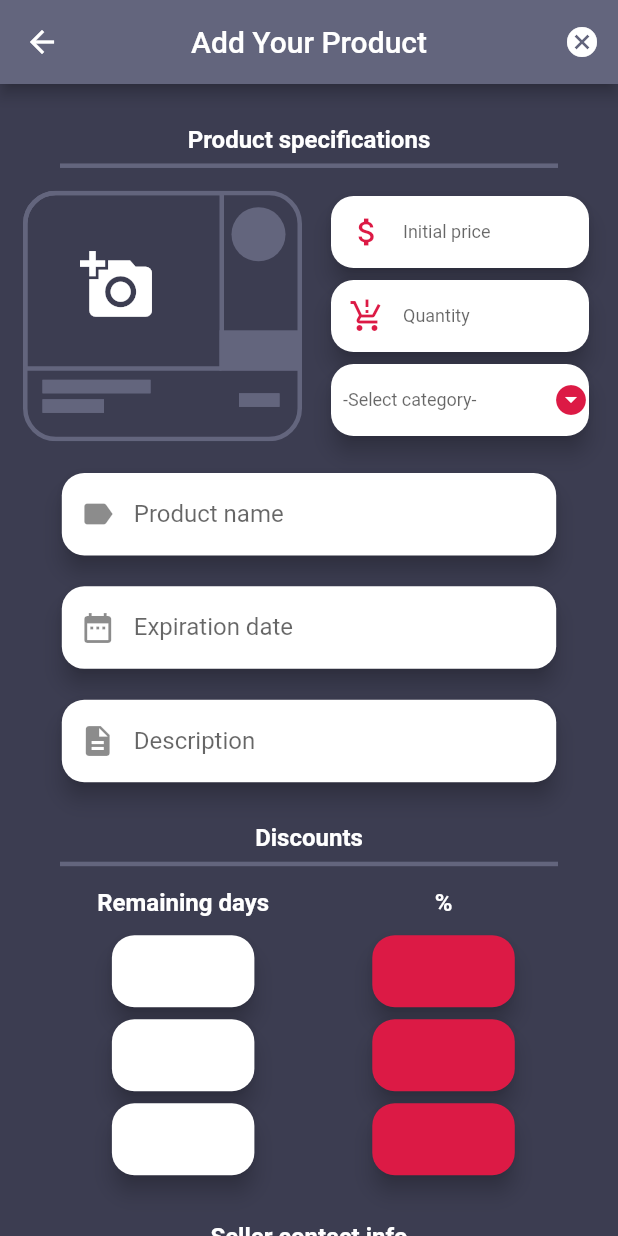
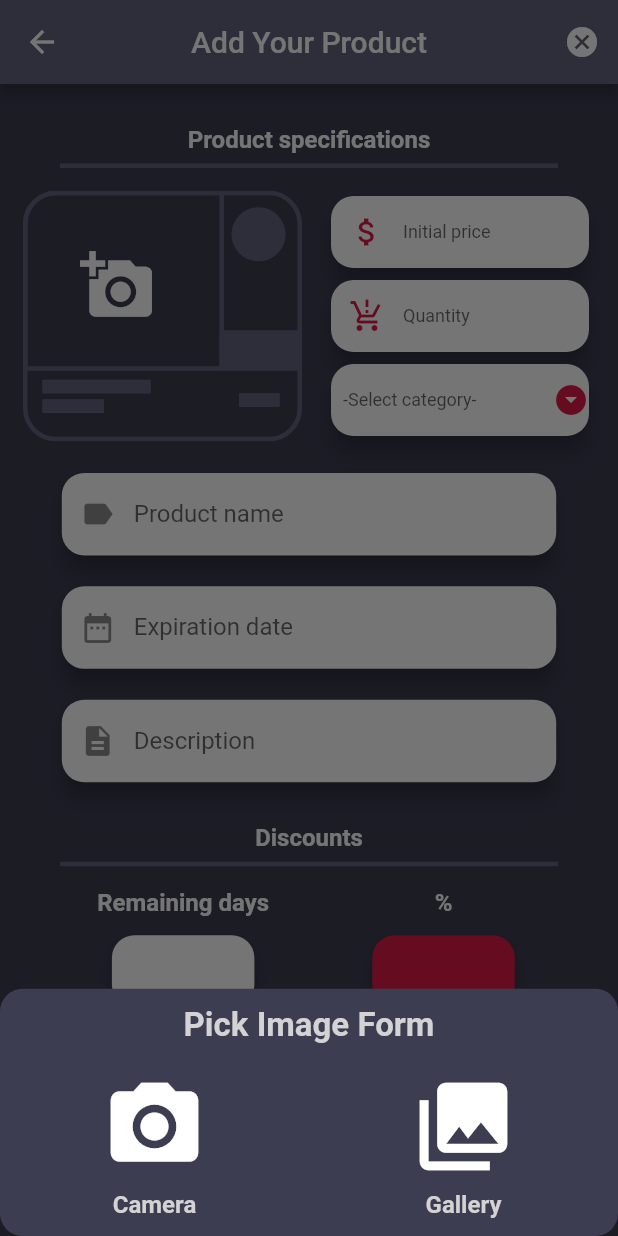
Before and after one commit to nezarab404/PL_project_flutter, a Flutter app: the NewProductScreen screen opened directly, after a tap on the "add a photo" icon, on a phone screen of 412 x 824 dp. Run offline on Flutter 3.47's test engine with Material 2 defaults, Android fonts, the phone set to English and light mode, and no system bars; our stand-ins replace dio, dot_navigation_bar, flutter_svg, image_picker, pin_code_fields, shared_preferences and 1 more; accounts and stored records are empty; network calls fail; statements that could not run were skipped; project files that could hold a hidden picture were left out.

Commit message:
almost finished adding new product screen

```diff
--- a/lib/main.dart
+++ b/lib/main.dart
@@ -88,7 +88,7 @@ class MyApp extends StatelessWidget {
           scaffoldBackgroundColor: mainDarkBlue,
           iconTheme: const IconThemeData(color: Colors.white),
         ),
-        home: mainWidget,
+        home: NewProductScreen(),
       ),
     );
   }
--- a/lib/screens/new_product_screen.dart
+++ b/lib/screens/new_product_screen.dart
@@ -1,5 +1,9 @@
+import 'dart:io';
+
 import 'package:flutter/material.dart';
+import 'package:flutter/services.dart';
 import 'package:flutter_svg/flutter_svg.dart';
+import 'package:image_picker/image_picker.dart';
 import 'package:programming_languages_project/shared/commponents/input_form.dart';
 
 import 'package:programming_languages_project/shared/themes/main_theme.dart';
@@ -22,6 +26,20 @@ class NewProductScreen extends StatefulWidget {
 
 class _NewProductScreenState extends State<NewProductScreen> {
   String? value;
+  File? image;
+
+  Future pickImage(ImageSource source) async {
+    try {
+      final image = await ImagePicker().pickImage(source: source);
+      if (image == null) return;
+      final tempImage = File(image.path);
+      setState(() {
+        this.image = tempImage;
+      });
+    } on PlatformException catch (exception) {
+      print(exception.message);
+    }
+  }
 
   @override
   Widget build(BuildContext context) {
@@ -68,18 +86,92 @@ class _NewProductScreenState extends State<NewProductScreen> {
                 Stack(
                   children: [
                     //add image
-                    SvgPicture.asset(
+                    image == null
+                        ? SvgPicture.asset(
                             'assets/images/image_placeholder.svg',
                             color: darkBlue2,
+                          )
+                        : Stack(
+                            children: [
+                              Container(
+                                width: 186,
+                                height: 167,
+                                alignment: Alignment.center,
+                                decoration: BoxDecoration(
+                                  borderRadius: BorderRadius.circular(15),
+                                  color: Colors.white,
                                 ),
+                                child: Image.file(
+                                  image!,
+                                ),
+                              ),
+                              IconButton(
+                                onPressed: () {},
+                                icon: Icon(
+                                  Icons.add_a_photo,
+                                  color: darkBlue,
+                                ),
+                              ),
+                            ],
+                          ),
+                    if (image == null)
                       Positioned(
                         top: 30,
                         left: 30,
                         child: IconButton(
-                        onPressed: () {},
+                          onPressed: () {
+                            showModalBottomSheet(
+                              shape: RoundedRectangleBorder(
+                                borderRadius: BorderRadius.circular(15),
+                              ),
+                              backgroundColor: darkBlue,
+                              context: context,
+                              builder: (context) {
+                                return SizedBox(
+                                  height: screenHeight / 5,
+                                  child: Column(
+                                    mainAxisAlignment:
+                                        MainAxisAlignment.spaceEvenly,
+                                    children: [
+                                      Text(
+                                        'Pick Image Form',
+                                        style: TextStyle(
+                                          color: mainGrey,
+                                          fontWeight: FontWeight.bold,
+                                          fontSize: 22,
+                                        ),
+                                      ),
+                                      Row(
+                                        mainAxisAlignment:
+                                            MainAxisAlignment.spaceAround,
+                                        children: [
+                                          MBSElement(
+                                            icon: Icons.camera_alt,
+                                            text: 'Camera',
+                                            onPressed: () {
+                                              Navigator.of(context).pop();
+                                              pickImage(ImageSource.camera);
+                                            },
+                                          ),
+                                          MBSElement(
+                                            icon: Icons.photo_library,
+                                            text: 'Gallery',
+                                            onPressed: () {
+                                              Navigator.of(context).pop();
+                                              pickImage(ImageSource.gallery);
+                                            },
+                                          ),
+                                        ],
+                                      ),
+                                    ],
+                                  ),
+                                );
+                              },
+                            );
+                          },
+                          iconSize: 50,
                           icon: const Icon(
                             Icons.add_a_photo,
-                          size: 50,
                           ),
                         ),
                       ),
@@ -109,7 +201,6 @@ class _NewProductScreenState extends State<NewProductScreen> {
                           child: DropdownButton<String>(
                             value: value,
                             isExpanded: true,
-
                             hint: const Padding(
                               padding: EdgeInsets.all(8.0),
                               child: Text(
@@ -317,6 +408,36 @@ class _NewProductScreenState extends State<NewProductScreen> {
   }
 }
 
+class MBSElement extends StatelessWidget {
+  IconData? icon;
+  String? text;
+  Function()? onPressed;
+
+  MBSElement({required this.icon, required this.text, required this.onPressed});
+
+  @override
+  Widget build(BuildContext context) {
+    return Column(
+      mainAxisAlignment: MainAxisAlignment.center,
+      children: [
+        IconButton(
+          iconSize: 70,
+          onPressed: onPressed,
+          icon: Icon(
+            icon,
+          ),
+        ),
+        Text(
+          text!,
+          style: TextStyle(
+            color: mainGrey,
+          ),
+        ),
+      ],
+    );
+  }
+}
+
 Widget SmallInputField({
   String? label,
   IconData? icon,
```
Also changed, not shown: lib/screens/register_screen.dart (+9 -8 lines). Lines whose indentation alone changed are shown as unchanged.
